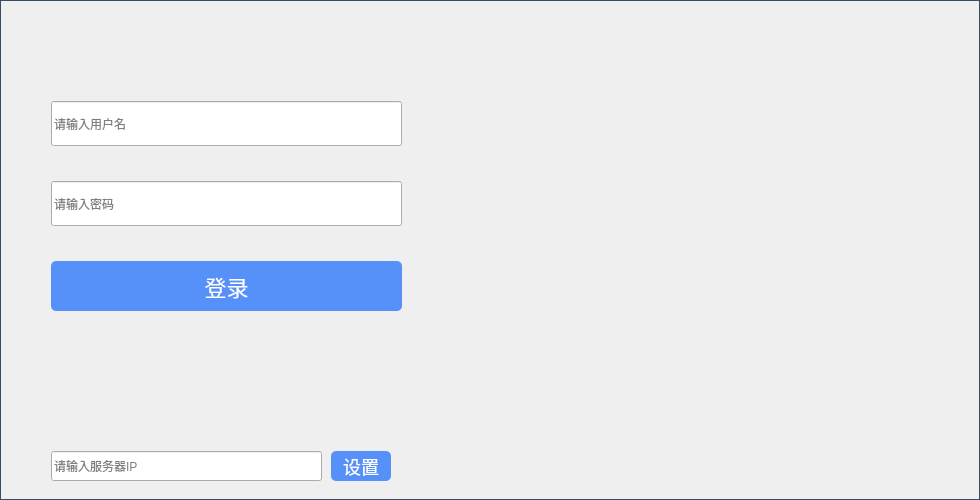
This is client/src/login/loginwidget.ui in zhuzongdong123/ProcessingSoftware as Qt 5 draws it before an edit. The edited form follows.
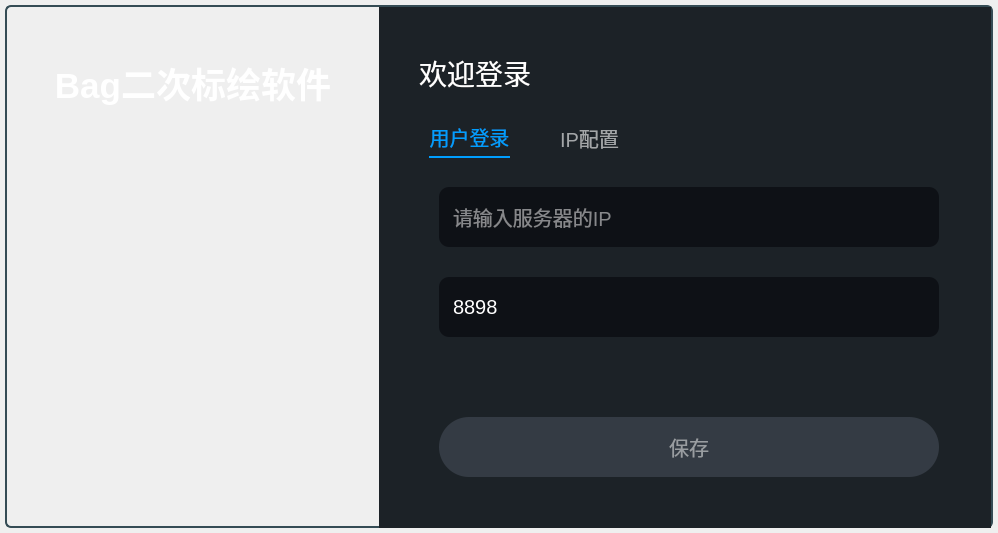
This is the edited form. The open tabs and pages were chosen to show the change. Icons and pictures are not drawn.

Commit message: 更新登录界面

The edit to the form file:
```diff
--- a/client/src/login/loginwidget.ui
+++ b/client/src/login/loginwidget.ui
@@ -6,22 +6,10 @@
    <rect>
     <x>0</x>
     <y>0</y>
-    <width>980</width>
-    <height>500</height>
+    <width>998</width>
+    <height>533</height>
    </rect>
   </property>
-  <property name="minimumSize">
-   <size>
-    <width>980</width>
-    <height>500</height>
-   </size>
-  </property>
-  <property name="maximumSize">
-   <size>
-    <width>980</width>
-    <height>500</height>
-   </size>
-  </property>
   <property name="windowTitle">
    <string>系统登录</string>
   </property>
@@ -30,126 +18,292 @@
     <number>0</number>
    </property>
    <property name="leftMargin">
-    <number>0</number>
+    <number>5</number>
    </property>
    <property name="topMargin">
-    <number>0</number>
+    <number>5</number>
    </property>
    <property name="rightMargin">
-    <number>0</number>
+    <number>5</number>
    </property>
    <property name="bottomMargin">
-    <number>0</number>
+    <number>5</number>
    </property>
    <item>
     <widget class="QWidget" name="widget" native="true">
      <property name="styleSheet">
-      <string notr="true">#widget{border:1px solid rgba(52, 73, 94, 250);}
-
-
-#widget{border-image: url(:/resources/image/back.png);}</string>
+      <string notr="true">#widget{border:2px solid #354C55;border-radius:6px;}
+</string>
      </property>
-     <layout class="QHBoxLayout" name="horizontalLayout_6" stretch="1,1">
+     <layout class="QHBoxLayout" name="horizontalLayout_6" stretch="1">
       <property name="spacing">
-       <number>0</number>
+       <number>2</number>
       </property>
       <property name="leftMargin">
-       <number>1</number>
+       <number>2</number>
       </property>
       <property name="topMargin">
-       <number>1</number>
+       <number>2</number>
       </property>
       <property name="rightMargin">
-       <number>1</number>
+       <number>2</number>
       </property>
       <property name="bottomMargin">
-       <number>1</number>
+       <number>0</number>
       </property>
       <item>
        <widget class="QWidget" name="leftWidget" native="true">
-        <widget class="QLabel" name="logoLabel">
+        <property name="styleSheet">
+         <string notr="true">#leftWidget{border-radius:6px;}</string>
+        </property>
+        <layout class="QVBoxLayout" name="verticalLayout">
+         <property name="leftMargin">
+          <number>0</number>
+         </property>
+         <property name="topMargin">
+          <number>0</number>
+         </property>
+         <property name="rightMargin">
+          <number>0</number>
+         </property>
+         <property name="bottomMargin">
+          <number>0</number>
+         </property>
+         <item>
+          <widget class="QWidget" name="widget_2" native="true">
+           <property name="styleSheet">
+            <string notr="true"/>
+           </property>
+           <layout class="QVBoxLayout" name="verticalLayout_3">
+            <property name="spacing">
+             <number>0</number>
+            </property>
+            <property name="leftMargin">
+             <number>0</number>
+            </property>
+            <property name="topMargin">
+             <number>0</number>
+            </property>
+            <property name="rightMargin">
+             <number>0</number>
+            </property>
+            <property name="bottomMargin">
+             <number>0</number>
+            </property>
+            <item>
+             <layout class="QHBoxLayout" name="horizontalLayout_2">
+              <property name="spacing">
+               <number>0</number>
+              </property>
+              <item>
+               <widget class="QWidget" name="widget1" native="true">
+                <property name="minimumSize">
+                 <size>
+                  <width>372</width>
+                  <height>521</height>
+                 </size>
+                </property>
+                <property name="maximumSize">
+                 <size>
+                  <width>372</width>
+                  <height>521</height>
+                 </size>
+                </property>
+                <property name="styleSheet">
+                 <string notr="true">#widget1{border-image: url(:/resources/image/back.png);}</string>
+                </property>
+                <layout class="QVBoxLayout" name="verticalLayout_2">
+                 <property name="topMargin">
+                  <number>50</number>
+                 </property>
+                 <item>
+                  <widget class="QLabel" name="label">
+                   <property name="font">
+                    <font>
+                     <pointsize>-1</pointsize>
+                     <weight>75</weight>
+                     <bold>true</bold>
+                    </font>
+                   </property>
+                   <property name="styleSheet">
+                    <string notr="true">font-size:35px;color:rgb(255,255,255)</string>
+                   </property>
+                   <property name="text">
+                    <string>Bag二次标绘软件</string>
+                   </property>
+                   <property name="alignment">
+                    <set>Qt::AlignCenter</set>
+                   </property>
+                  </widget>
+                 </item>
+                 <item>
+                  <spacer name="verticalSpacer">
+                   <property name="orientation">
+                    <enum>Qt::Vertical</enum>
+                   </property>
+                   <property name="sizeHint" stdset="0">
+                    <size>
+                     <width>20</width>
+                     <height>40</height>
+                    </size>
+                   </property>
+                  </spacer>
+                 </item>
+                </layout>
+               </widget>
+              </item>
+              <item>
+               <widget class="QWidget" name="widget2" native="true">
+                <property name="styleSheet">
+                 <string notr="true">#widget2{background-color: #1C2227}
+</string>
+                </property>
+                <widget class="QLabel" name="label_2">
          <property name="geometry">
           <rect>
-           <x>232</x>
-           <y>166</y>
-           <width>25</width>
-           <height>55</height>
+                   <x>40</x>
+                   <y>50</y>
+                   <width>141</width>
+                   <height>31</height>
           </rect>
          </property>
          <property name="styleSheet">
-          <string notr="true">color: white; font-size: 48px; font-weight: bold;</string>
+                  <string notr="true">font-size:28px;color:rgb(255,255,255)</string>
          </property>
          <property name="text">
-          <string/>
-         </property>
-         <property name="alignment">
-          <set>Qt::AlignCenter</set>
-         </property>
-        </widget>
-        <widget class="QLabel" name="sloganLabel">
+                  <string>欢迎登录</string>
+                 </property>
+                </widget>
+                <widget class="QPushButton" name="userPageBtn">
+                 <property name="geometry">
+                  <rect>
+                   <x>50</x>
+                   <y>110</y>
+                   <width>81</width>
+                   <height>41</height>
+                  </rect>
+                 </property>
+                 <property name="cursor">
+                  <cursorShape>PointingHandCursor</cursorShape>
+                 </property>
+                 <property name="focusPolicy">
+                  <enum>Qt::NoFocus</enum>
+                 </property>
+                 <property name="styleSheet">
+                  <string notr="true">QPushButton:checked{border:none;background:transparent;color:#009EFF;font-size:20px;border-bottom:2px solid #009EFF;}
+
+QPushButton{border:none;background:transparent;color:#A3A6A8;font-size:20px;}</string>
+                 </property>
+                 <property name="text">
+                  <string>用户登录</string>
+                 </property>
+                 <property name="checkable">
+                  <bool>true</bool>
+                 </property>
+                 <property name="checked">
+                  <bool>true</bool>
+                 </property>
+                 <attribute name="buttonGroup">
+                  <string notr="true">buttonGroup</string>
+                 </attribute>
+                </widget>
+                <widget class="QPushButton" name="ipSettingBtn">
          <property name="geometry">
           <rect>
-           <x>240</x>
-           <y>278</y>
-           <width>16</width>
-           <height>21</height>
-          </rect>
-         </property>
+                   <x>170</x>
+                   <y>110</y>
+                   <width>81</width>
+                   <height>41</height>
+                  </rect>
+                 </property>
+                 <property name="cursor">
+                  <cursorShape>PointingHandCursor</cursorShape>
+                 </property>
+                 <property name="focusPolicy">
+                  <enum>Qt::NoFocus</enum>
+                 </property>
          <property name="styleSheet">
-          <string notr="true">color: white; font-size: 18px;</string>
+                  <string notr="true">QPushButton:checked{border:none;background:transparent;color:#009EFF;font-size:20px;border-bottom:2px solid #009EFF;}
+
+QPushButton{border:none;background:transparent;color:#A3A6A8;font-size:20px;}</string>
          </property>
          <property name="text">
-          <string/>
-         </property>
-         <property name="alignment">
-          <set>Qt::AlignCenter</set>
-         </property>
-        </widget>
+                  <string>IP配置</string>
+                 </property>
+                 <property name="checkable">
+                  <bool>true</bool>
+                 </property>
+                 <property name="checked">
+                  <bool>false</bool>
+                 </property>
+                 <attribute name="buttonGroup">
+                  <string notr="true">buttonGroup</string>
+                 </attribute>
+                </widget>
+                <widget class="QStackedWidget" name="stackedWidget">
+                 <property name="geometry">
+                  <rect>
+                   <x>40</x>
+                   <y>160</y>
+                   <width>551</width>
+                   <height>331</height>
+                  </rect>
+                 </property>
+                 <property name="currentIndex">
+                  <number>0</number>
+                 </property>
+                 <widget class="QWidget" name="page">
         <widget class="QLineEdit" name="usernameEdit">
          <property name="geometry">
           <rect>
-           <x>50</x>
-           <y>100</y>
-           <width>351</width>
-           <height>45</height>
-          </rect>
-         </property>
-         <property name="minimumSize">
-          <size>
-           <width>0</width>
-           <height>45</height>
-          </size>
-         </property>
-         <property name="text">
-          <string/>
-         </property>
-         <property name="maxLength">
-          <number>32</number>
+                     <x>20</x>
+                     <y>20</y>
+                     <width>500</width>
+                     <height>60</height>
+                    </rect>
+                   </property>
+                   <property name="styleSheet">
+                    <string notr="true">background-color:rgb(14, 17, 22);border:none;border-radius:10px;color:rgb(255,255,255);font-size:20px;padding-left:12px</string>
          </property>
          <property name="placeholderText">
           <string>请输入用户名</string>
          </property>
         </widget>
+                  <widget class="QPushButton" name="loginButton">
+                   <property name="geometry">
+                    <rect>
+                     <x>20</x>
+                     <y>250</y>
+                     <width>500</width>
+                     <height>60</height>
+                    </rect>
+                   </property>
+                   <property name="cursor">
+                    <cursorShape>PointingHandCursor</cursorShape>
+                   </property>
+                   <property name="focusPolicy">
+                    <enum>Qt::NoFocus</enum>
+                   </property>
+                   <property name="styleSheet">
+                    <string notr="true">QPushButton{background-color:#343B44;border:none;border-radius:30px;color:#999DA1;font-size:20px}
+QPushButton:hover{background-color:rgb(83, 95, 109);color:#0E1116}
+</string>
+                   </property>
+                   <property name="text">
+                    <string>立即登录</string>
+                   </property>
+                  </widget>
         <widget class="QLineEdit" name="passwordEdit">
          <property name="geometry">
           <rect>
-           <x>50</x>
-           <y>180</y>
-           <width>351</width>
-           <height>45</height>
-          </rect>
-         </property>
-         <property name="minimumSize">
-          <size>
-           <width>0</width>
-           <height>45</height>
-          </size>
-         </property>
-         <property name="text">
-          <string/>
-         </property>
-         <property name="maxLength">
-          <number>32</number>
+                     <x>20</x>
+                     <y>110</y>
+                     <width>500</width>
+                     <height>60</height>
+                    </rect>
+                   </property>
+                   <property name="styleSheet">
+                    <string notr="true">background-color:rgb(14, 17, 22);border:none;border-radius:10px;color:rgb(255,255,255);font-size:20px;padding-left:12px</string>
          </property>
          <property name="echoMode">
           <enum>QLineEdit::Password</enum>
@@ -158,131 +312,108 @@
           <string>请输入密码</string>
          </property>
         </widget>
-        <widget class="QPushButton" name="loginButton">
-         <property name="geometry">
-          <rect>
-           <x>50</x>
-           <y>260</y>
-           <width>351</width>
-           <height>50</height>
-          </rect>
-         </property>
-         <property name="minimumSize">
-          <size>
-           <width>0</width>
-           <height>50</height>
-          </size>
-         </property>
-         <property name="styleSheet">
-          <string notr="true">background-color:#5591F9; color: white;font-size:22px;border:none;border-radius: 5px</string>
-         </property>
-         <property name="text">
-          <string>登录</string>
-         </property>
-        </widget>
-        <widget class="QLineEdit" name="serverIp">
-         <property name="geometry">
-          <rect>
-           <x>50</x>
-           <y>450</y>
-           <width>271</width>
-           <height>30</height>
-          </rect>
-         </property>
-         <property name="minimumSize">
-          <size>
-           <width>0</width>
-           <height>30</height>
-          </size>
-         </property>
-         <property name="placeholderText">
-          <string>请输入服务器IP</string>
-         </property>
-        </widget>
-        <widget class="QPushButton" name="settingsButton">
-         <property name="geometry">
-          <rect>
-           <x>330</x>
-           <y>450</y>
-           <width>60</width>
-           <height>30</height>
-          </rect>
-         </property>
-         <property name="minimumSize">
-          <size>
-           <width>60</width>
-           <height>30</height>
-          </size>
-         </property>
-         <property name="styleSheet">
-          <string notr="true">background-color:#5591F9; color: white;font-size:18px;border:none;border-radius: 5px</string>
-         </property>
-         <property name="text">
-          <string>设置</string>
-         </property>
-        </widget>
         <widget class="QLabel" name="errorTip">
          <property name="geometry">
           <rect>
-           <x>50</x>
-           <y>233</y>
-           <width>351</width>
-           <height>20</height>
-          </rect>
-         </property>
-         <property name="minimumSize">
-          <size>
-           <width>0</width>
-           <height>20</height>
-          </size>
-         </property>
-         <property name="maximumSize">
-          <size>
-           <width>16777215</width>
-           <height>20</height>
-          </size>
-         </property>
+                     <x>20</x>
+                     <y>190</y>
+                     <width>491</width>
+                     <height>41</height>
+                    </rect>
+                   </property>
          <property name="styleSheet">
-          <string notr="true">font-size:14px;color:rgb(255,0,0)</string>
+                    <string notr="true">color:rgb(255,0,0);font-size:18px</string>
          </property>
          <property name="text">
           <string/>
          </property>
-        </widget>
-       </widget>
-      </item>
-      <item>
-       <widget class="QWidget" name="rightWidget" native="true">
+                   <property name="alignment">
+                    <set>Qt::AlignCenter</set>
+                   </property>
+                  </widget>
+                 </widget>
+                 <widget class="QWidget" name="page_2">
+                  <widget class="QPushButton" name="saveInfoBtn">
+                   <property name="geometry">
+                    <rect>
+                     <x>20</x>
+                     <y>250</y>
+                     <width>500</width>
+                     <height>60</height>
+                    </rect>
+                   </property>
+                   <property name="cursor">
+                    <cursorShape>PointingHandCursor</cursorShape>
+                   </property>
+                   <property name="focusPolicy">
+                    <enum>Qt::NoFocus</enum>
+                   </property>
         <property name="styleSheet">
-         <string notr="true">QLineEdit{padding-left:9px}
-
-QWidget{font-size:18px}
-
+                    <string notr="true">QPushButton{background-color:#343B44;border:none;border-radius:30px;color:#999DA1;font-size:20px}
+QPushButton:hover{background-color:rgb(83, 95, 109);color:#0E1116}
 </string>
         </property>
+                   <property name="text">
+                    <string>保存</string>
+                   </property>
+                  </widget>
+                  <widget class="QLineEdit" name="serverIp">
+                   <property name="geometry">
+                    <rect>
+                     <x>20</x>
+                     <y>20</y>
+                     <width>500</width>
+                     <height>60</height>
+                    </rect>
+                   </property>
+                   <property name="styleSheet">
+                    <string notr="true">background-color:rgb(14, 17, 22);border:none;border-radius:10px;color:rgb(255,255,255);font-size:20px;padding-left:12px</string>
+                   </property>
+                   <property name="placeholderText">
+                    <string>请输入服务器的IP</string>
+                   </property>
+                  </widget>
+                  <widget class="QLineEdit" name="port">
+                   <property name="geometry">
+                    <rect>
+                     <x>20</x>
+                     <y>110</y>
+                     <width>500</width>
+                     <height>60</height>
+                    </rect>
+                   </property>
+                   <property name="styleSheet">
+                    <string notr="true">background-color:rgb(14, 17, 22);border:none;border-radius:10px;color:rgb(255,255,255);font-size:20px;padding-left:12px</string>
+                   </property>
+                   <property name="text">
+                    <string>8898</string>
+                   </property>
+                   <property name="echoMode">
+                    <enum>QLineEdit::Normal</enum>
+                   </property>
+                   <property name="placeholderText">
+                    <string>请输入服务器的端口号</string>
+                   </property>
+                  </widget>
+                 </widget>
+                </widget>
         <widget class="QPushButton" name="closeBtn">
          <property name="geometry">
           <rect>
-           <x>430</x>
-           <y>0</y>
-           <width>50</width>
-           <height>50</height>
-          </rect>
-         </property>
-         <property name="minimumSize">
-          <size>
-           <width>50</width>
-           <height>50</height>
-          </size>
-         </property>
-         <property name="maximumSize">
-          <size>
-           <width>50</width>
-           <height>50</height>
-          </size>
+                   <x>540</x>
+                   <y>20</y>
+                   <width>61</width>
+                   <height>51</height>
+                  </rect>
+                 </property>
+                 <property name="cursor">
+                  <cursorShape>PointingHandCursor</cursorShape>
+                 </property>
+                 <property name="focusPolicy">
+                  <enum>Qt::NoFocus</enum>
          </property>
          <property name="styleSheet">
-          <string notr="true">border:none</string>
+                  <string notr="true">border:none;background:transparent</string>
          </property>
          <property name="text">
           <string/>
@@ -293,11 +424,19 @@
          </property>
          <property name="iconSize">
           <size>
-           <width>25</width>
-           <height>25</height>
+                   <width>20</width>
+                   <height>20</height>
           </size>
          </property>
         </widget>
+               </widget>
+              </item>
+             </layout>
+            </item>
+           </layout>
+          </widget>
+         </item>
+        </layout>
        </widget>
       </item>
      </layout>
```
Left out of the diff: 5 changed lines with no effect on the pictures. Lines whose indentation alone changed are shown as unchanged. The commit also changes 8 other files.
